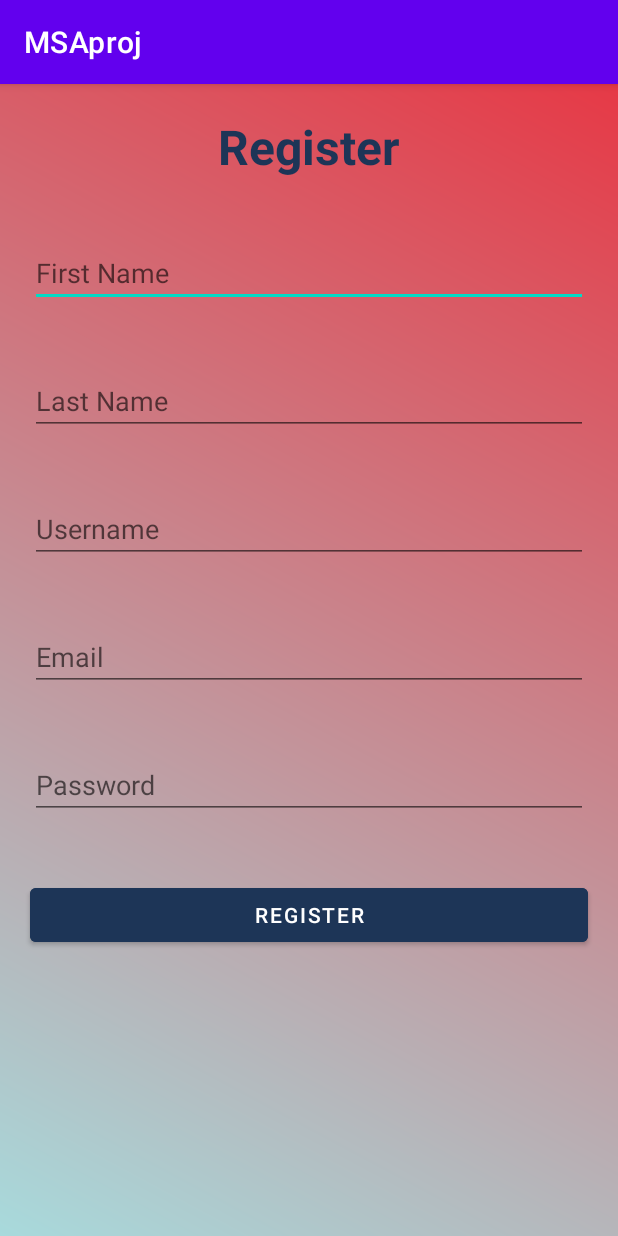
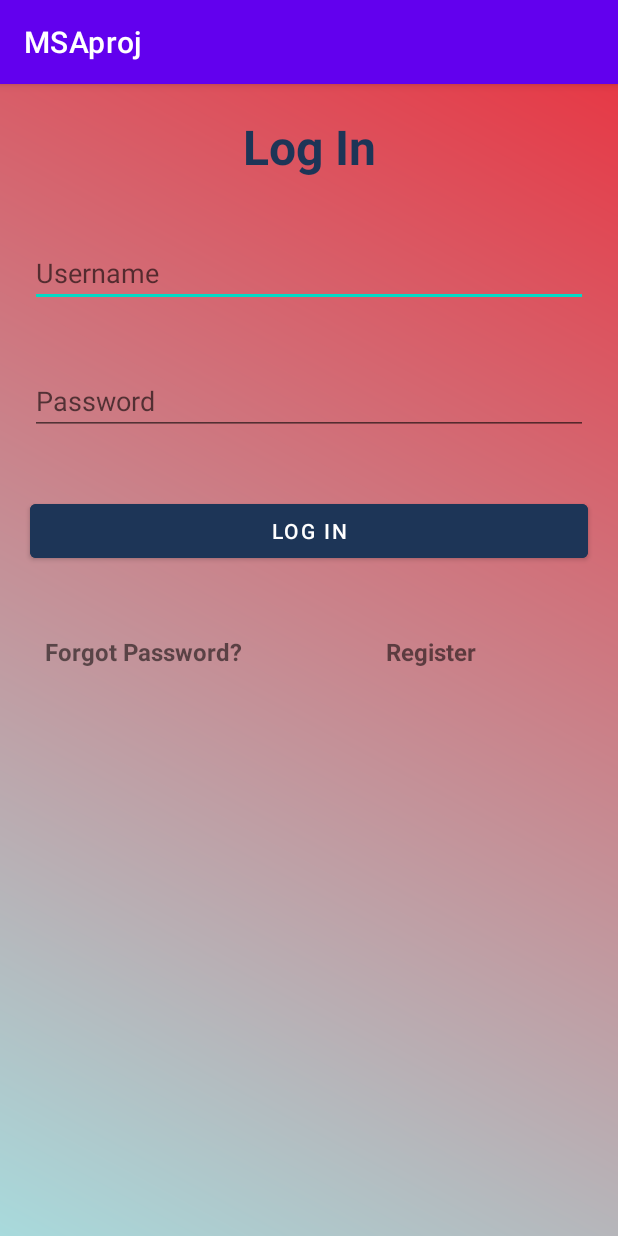
Before and after one commit to oana-rancov/MSAproj, an Android app: the screen it shows after launch (RegisterActivity before the commit, LogInActivity after it), on a phone screen of 412 x 824 dp. Run offline under Robolectric (Android 15) with nearby library versions, the phone set to English and light mode, and no system bars; our stand-ins replace Firebase (no records; nobody signed in at launch, a user with empty details on screens opened directly).

Commit message:
some modifications on register and login

```diff
--- a/app/src/main/java/com/example/msaproj/LogInActivity.java
+++ b/app/src/main/java/com/example/msaproj/LogInActivity.java
@@ -7,15 +7,17 @@ import android.util.Log;
 import android.view.View;
 import android.widget.Button;
 import android.widget.EditText;
+import android.widget.TextView;
 import android.widget.Toast;
 
 import com.google.firebase.database.DatabaseReference;
 import com.google.firebase.database.FirebaseDatabase;
 
-public class LogInActivity extends AppCompatActivity{
-    private static final String TAG = LogInActivity.class.getSimpleName();
+public class LogInActivity extends AppCompatActivity implements View.OnClickListener{
+    //private static final String TAG = LogInActivity.class.getSimpleName();
     private EditText login_username, login_password;
-    private Button btLogin, btForgotPass;
+    private Button btLogin;
+    private TextView register, forgot_password;
     DatabaseReference databaseReference;
 
     @Override
@@ -27,17 +29,18 @@ public class LogInActivity extends AppCompatActivity{
         login_password = (EditText)findViewById(R.id.login_password);
 
         btLogin = (Button)findViewById(R.id.btLogin);
-        btForgotPass = (Button)findViewById(R.id.btForgotPass);
-        databaseReference = FirebaseDatabase.getInstance().getReference().child("Users");
+        forgot_password= (TextView) findViewById(R.id.forgotPassword);
+        register= (TextView) findViewById(R.id.Register);
+        register.setOnClickListener(this);
 
+    }
 
-        //when we click on the Register button
-        btLogin.setOnClickListener(new View.OnClickListener() {
-            @Override
-            public void onClick(View v) {
-               //
-
-            }
-        });
+    @Override
+    public void onClick(View v) {
+        switch (v.getId()) {
+            case R.id.Register:
+                startActivity(new Intent(this, RegisterActivity.class));
+                break;
+        }
     }
 }
--- a/app/src/main/java/com/example/msaproj/SplashActivity.java
+++ b/app/src/main/java/com/example/msaproj/SplashActivity.java
@@ -19,7 +19,7 @@ public class SplashActivity extends AppCompatActivity {
         @Override
         public void run() {
             if(!isFinishing()){
-                startActivity(new Intent(getApplicationContext(), RegisterActivity.class));
+                startActivity(new Intent(getApplicationContext(), LogInActivity.class));
                 finish();
             }
         }
--- a/app/src/main/res/layout/activity_login.xml
+++ b/app/src/main/res/layout/activity_login.xml
@@ -38,13 +38,31 @@
         android:layout_margin="@dimen/margin_medium_size"
         android:text="Log In"
         android:backgroundTint="@color/dark_bleu"/>
+    <LinearLayout
+        android:layout_width="wrap_content"
+        android:layout_height="wrap_content"
+        android:orientation="horizontal" >
 
-    <Button
-        android:id="@+id/btForgotPass"
-        android:layout_width="match_parent"
-        android:layout_height="wrap_content"
-        android:layout_margin="@dimen/margin_medium_size"
-        android:text="Forgot your password?"
-        android:backgroundTint="@color/dark_bleu"/>
+        <TextView
+            android:id="@+id/forgotPassword"
+            android:layout_width="wrap_content"
+            android:layout_height="wrap_content"
+            android:text="Forgot Password?"
+            android:textSize="16sp"
+            android:textStyle="bold"
+            android:layout_marginTop="25dp"
+            android:layout_marginLeft="30dp"
+            />
+        <TextView
+            android:id="@+id/Register"
+            android:layout_width="wrap_content"
+            android:layout_height="wrap_content"
+            android:text="Register"
+            android:textSize="16sp"
+            android:textStyle="bold"
+            android:layout_marginTop="25dp"
+            android:layout_marginLeft="95dp"
+            />
+    </LinearLayout>
 
 </LinearLayout>
```
